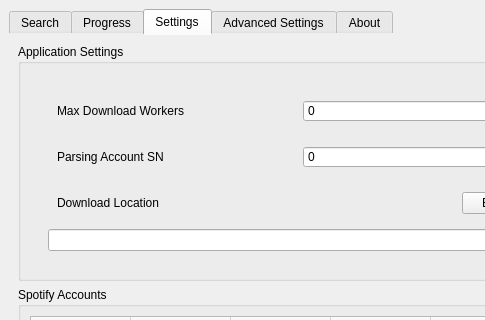
Above: src/onthespot/gui/qtui/main.ui from moddroid94/onthespot before the change; both pictures show x 0 to 485 and y 0 to 320 of the 985 by 696 pixel window. Below: the same form after it.
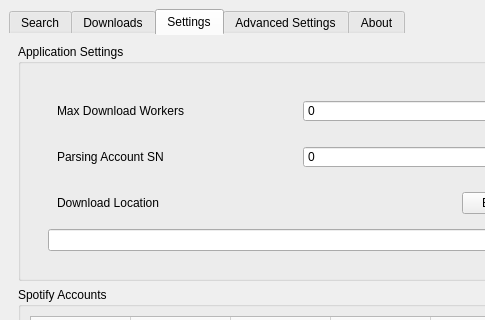
That is the form after the change. The open tabs and pages were chosen to show the change. Icons and pictures are not drawn.

Patch:
```diff
--- a/src/onthespot/gui/qtui/main.ui
+++ b/src/onthespot/gui/qtui/main.ui
@@ -440,7 +440,7 @@
       </widget>
       <widget class="QWidget" name="progress">
        <attribute name="title">
-        <string>Progress</string>
+        <string>Downloads</string>
        </attribute>
        <layout class="QVBoxLayout" name="verticalLayout_5">
         <item>
```
Left out of the diff: 4 changed lines with no effect on the pictures.
